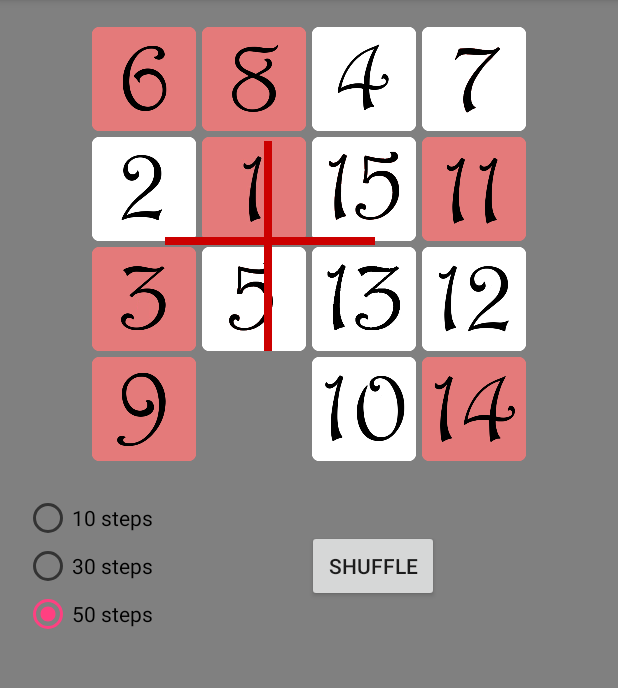
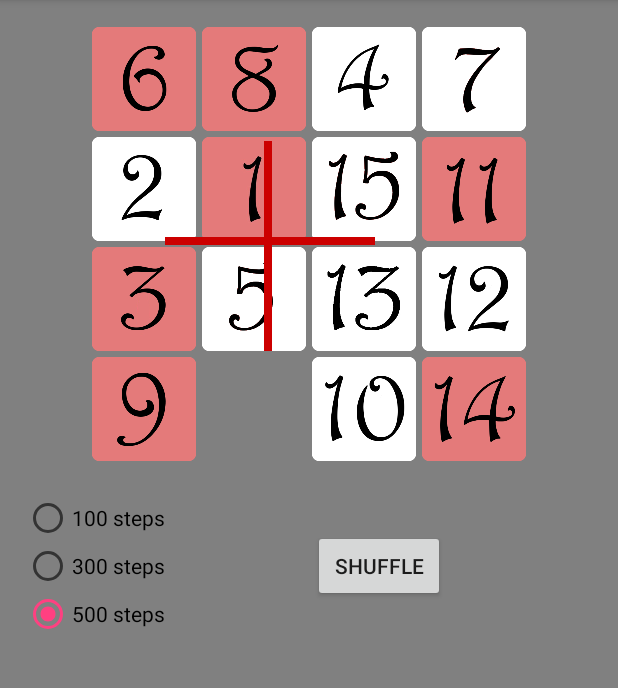
Before and after one commit to sanyoca/Puzzle15, an Android app: the Wallspuzzle screen opened directly, with no data from a screen before it, after a tap on "SHUFFLE", on a phone screen of 412 x 824 dp, the part 84-772 px from its top. Run offline under Robolectric (Android 15) with nearby library versions, the phone set to English and light mode, and no system bars; 3 other taps on this screen came first.

Commit message:
Version 0.911
- the clicking sound is back
- can select from two images to play the picture puzzle with
- the playboard is on XML file again
- BUG: the wall in the walls puzzle is not displaying correctly on bigger screen devices

```diff
--- a/app/src/main/java/com/example/sanya/puzzle15/Gameboard.java
+++ b/app/src/main/java/com/example/sanya/puzzle15/Gameboard.java
@@ -119,7 +119,6 @@ public class Gameboard extends AppCompatActivity {
         boolean moved;
         int direction, store;
 
-        if(withWalls)   {mStepsToFlush = mStepsToFlush * 10;}
         for (int move = 1; move <= mStepsToFlush; move++) {
             moved = false;
             // random direction
--- a/app/src/main/java/com/example/sanya/puzzle15/Wallspuzzle.java
+++ b/app/src/main/java/com/example/sanya/puzzle15/Wallspuzzle.java
@@ -8,6 +8,7 @@ import android.os.Bundle;
 import android.support.v7.app.AppCompatActivity;
 import android.view.View;
 import android.view.View.OnClickListener;
+import android.widget.Button;
 import android.widget.ImageView;
 import android.widget.LinearLayout;
 import android.widget.Toast;
@@ -73,11 +74,17 @@ public class Wallspuzzle extends AppCompatActivity implements OnClickListener {
     protected void onCreate(Bundle savedInstanceState) {
         super.onCreate(savedInstanceState);
         setContentView(R.layout.playboard);
+        Button b100 = (Button) findViewById(R.id.button10);
+        b100.setText(R.string.steps100);
+        Button b300 = (Button) findViewById(R.id.button30);
+        b300.setText(R.string.steps300);
+        Button b500 = (Button) findViewById(R.id.button50);
+        b500.setText(R.string.steps500);
+
         View vHorizontal = findViewById(R.id.horizontalline);
         vHorizontal.setVisibility(View.VISIBLE);
         View vVertical = findViewById(R.id.verticalline);
         vVertical.setVisibility(View.VISIBLE);
-
         // no lolligaggin with the screen !!!
         setRequestedOrientation(ActivityInfo.SCREEN_ORIENTATION_PORTRAIT);
 
@@ -99,6 +106,7 @@ public class Wallspuzzle extends AppCompatActivity implements OnClickListener {
     public void showTable() {
         int col, row;
         LinearLayout rowLayout;
+        View viewLine;
         // erase all previous children from the layouts
         rowLayout = (LinearLayout) findViewById(R.id.row1);
         rowLayout.removeAllViewsInLayout();
@@ -209,18 +217,18 @@ public class Wallspuzzle extends AppCompatActivity implements OnClickListener {
         } else {
             switch (pushedView) {
                 case 100: {
-                    // set the flush steps to 10
-                    table.setFlushStep(10);
+                    // set the flush steps to 100
+                    table.setFlushStep(100);
                     break;
                 }
                 case 300: {
-                    // set the flush steps to 30
-                    table.setFlushStep(30);
+                    // set the flush steps to 300
+                    table.setFlushStep(300);
                     break;
                 }
                 case 500: {
-                    // set the flush steps to 50
-                    table.setFlushStep(50);
+                    // set the flush steps to 500
+                    table.setFlushStep(500);
                     break;
                 }
                 case 700: {
--- a/app/src/main/res/layout/playboard.xml
+++ b/app/src/main/res/layout/playboard.xml
@@ -42,10 +42,10 @@
     </View>
 
     <View
+        android:visibility="gone"
         android:layout_width="140dp"
         android:id="@+id/horizontalline"
         android:layout_height="5dp"
-        android:visibility="gone"
         android:layout_marginLeft="94dp"
         android:layout_marginTop="142dp"
         android:background="@android:color/holo_red_dark">
```
